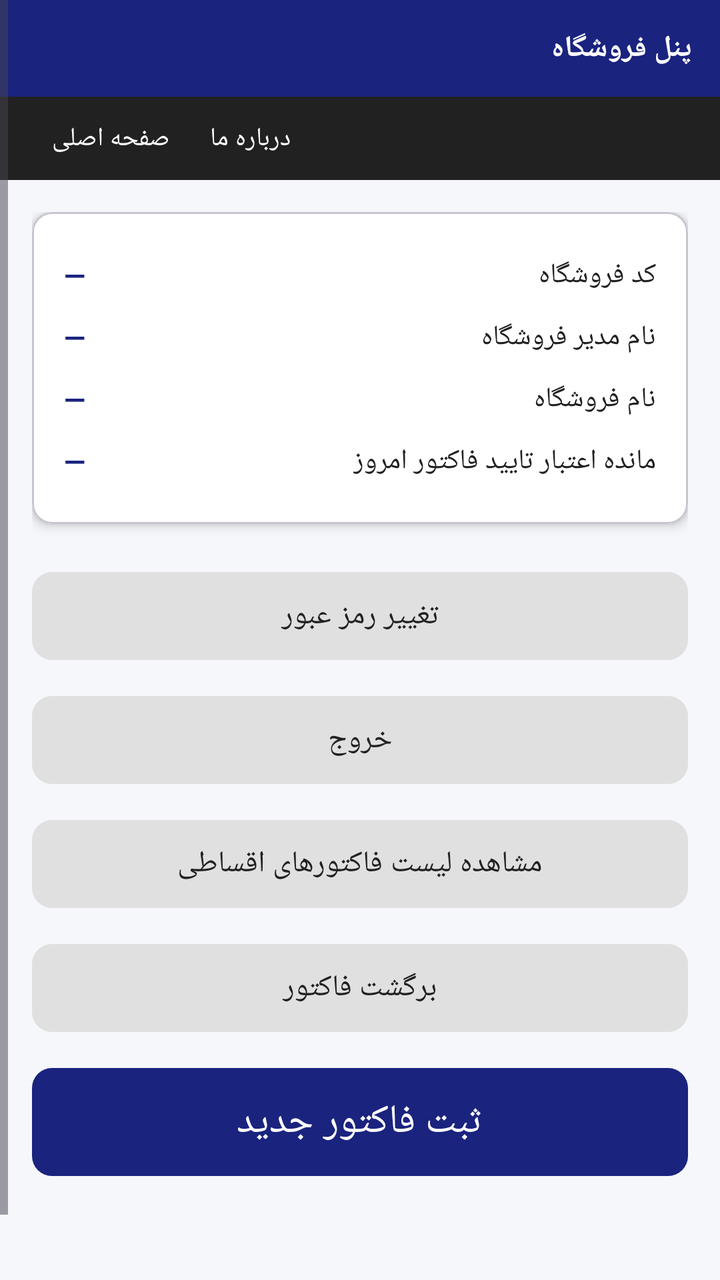
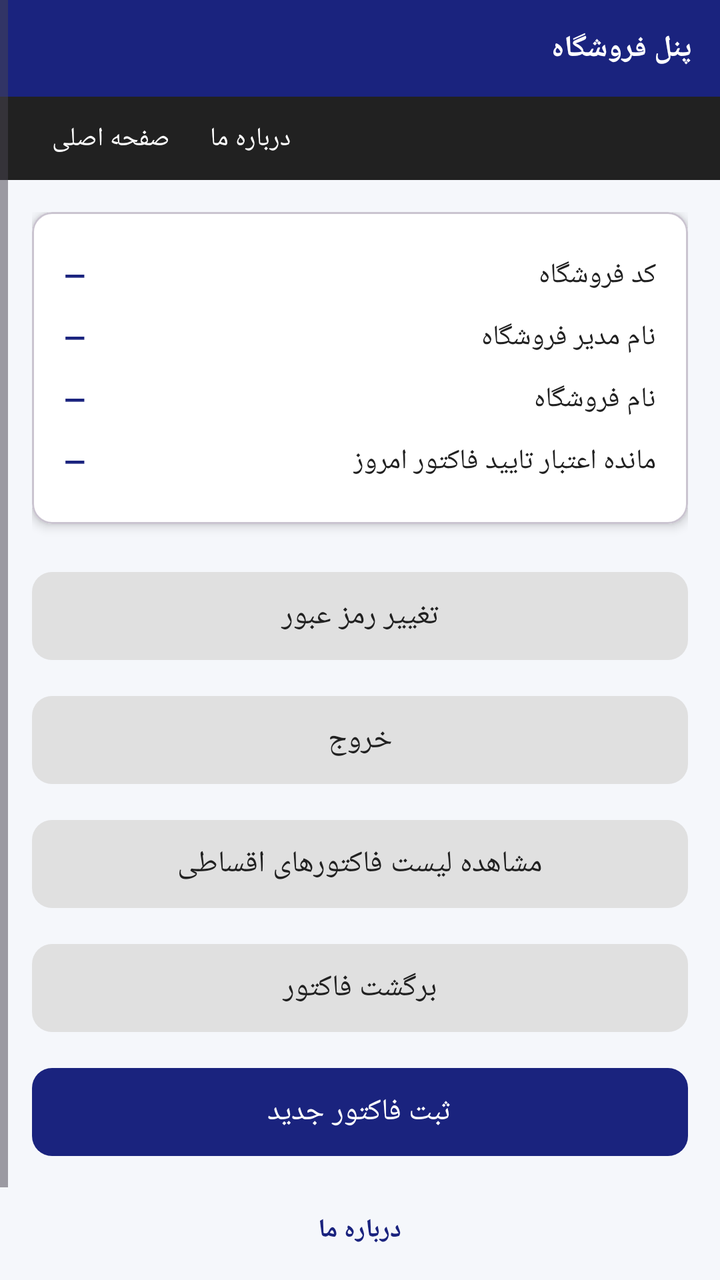

Two renders of the same Android screen: before a commit and after it. Below are the layout's source before the change and the commit's diff.
<!-- AndroidManifest.xml: application theme Theme.Etfk -->
<!-- res/layout/activity_main.xml -->
<?xml version="1.0" encoding="utf-8"?>
<ScrollView xmlns:android="http://schemas.android.com/apk/res/android"
    xmlns:app="http://schemas.android.com/apk/res-auto"
    android:layout_width="match_parent"
    android:layout_height="match_parent"
    android:background="@color/bg"
    android:layoutDirection="rtl"
    android:fillViewport="true">

    <LinearLayout
        android:layout_width="match_parent"
        android:layout_height="wrap_content"
        android:orientation="vertical">

        
        <LinearLayout
            android:layout_width="match_parent"
            android:layout_height="wrap_content"
            android:background="#1A237E"
            android:padding="14dp"
            android:gravity="center_vertical"
            android:orientation="horizontal">

            <TextView
                android:id="@+id/txtHeader"
                android:layout_width="0dp"
                android:layout_height="wrap_content"
                android:layout_weight="1"
                android:text="پنل فروشگاه"
                android:textColor="#FFFFFF"
                android:textSize="15sp"
                android:textStyle="bold"/>
        </LinearLayout>

        
        <LinearLayout
            android:layout_width="match_parent"
            android:layout_height="wrap_content"
            android:background="#212121"
            android:paddingHorizontal="16dp"
            android:paddingVertical="12dp"
            android:gravity="end|center_vertical"
            android:orientation="horizontal">

            <TextView
                android:layout_width="wrap_content"
                android:layout_height="wrap_content"
                android:text="درباره ما"
                android:textColor="#FFFFFF"
                android:textSize="13sp"
                android:paddingHorizontal="10dp"/>

            <TextView
                android:layout_width="wrap_content"
                android:layout_height="wrap_content"
                android:text="صفحه اصلی"
                android:textColor="#FFFFFF"
                android:textSize="13sp"
                android:paddingHorizontal="10dp"/>
        </LinearLayout>

        
        <LinearLayout
            android:layout_width="match_parent"
            android:layout_height="wrap_content"
            android:orientation="vertical"
            android:padding="16dp">

            
            <com.google.android.material.card.MaterialCardView
                android:layout_width="match_parent"
                android:layout_height="wrap_content"
                app:cardCornerRadius="10dp"
                app:cardElevation="3dp"
                app:cardBackgroundColor="#FFFFFF">

                <LinearLayout
                    android:layout_width="match_parent"
                    android:layout_height="wrap_content"
                    android:orientation="vertical"
                    android:padding="16dp">

                    
                    <LinearLayout
                        android:layout_width="match_parent"
                        android:layout_height="wrap_content"
                        android:orientation="horizontal"
                        android:paddingVertical="6dp">

                        <TextView
                            android:layout_width="wrap_content"
                            android:layout_height="wrap_content"
                            android:text="کد فروشگاه"
                            android:textColor="#212121"
                            android:textSize="14sp"/>

                        <View
                            android:layout_width="0dp"
                            android:layout_height="1dp"
                            android:layout_weight="1"/>

                        <TextView
                            android:id="@+id/txtShopCode"
                            android:layout_width="wrap_content"
                            android:layout_height="wrap_content"
                            android:text="—"
                            android:textColor="#1A237E"
                            android:textSize="14sp"
                            android:textStyle="bold"/>
                    </LinearLayout>

                    
                    <LinearLayout
                        android:layout_width="match_parent"
                        android:layout_height="wrap_content"
                        android:orientation="horizontal"
                        android:paddingVertical="6dp">

                        <TextView
                            android:layout_width="wrap_content"
                            android:layout_height="wrap_content"
                            android:text="نام مدیر فروشگاه"
                            android:textColor="#212121"
                            android:textSize="14sp"/>

                        <View
                            android:layout_width="0dp"
                            android:layout_height="1dp"
                            android:layout_weight="1"/>

                        <TextView
                            android:id="@+id/txtManagerName"
                            android:layout_width="wrap_content"
                            android:layout_height="wrap_content"
                            android:text="—"
                            android:textColor="#1A237E"
                            android:textSize="14sp"
                            android:textStyle="bold"/>
                    </LinearLayout>

                    
                    <LinearLayout
                        android:layout_width="match_parent"
                        android:layout_height="wrap_content"
                        android:orientation="horizontal"
                        android:paddingVertical="6dp">

                        <TextView
                            android:layout_width="wrap_content"
                            android:layout_height="wrap_content"
                            android:text="نام فروشگاه"
                            android:textColor="#212121"
                            android:textSize="14sp"/>

                        <View
                            android:layout_width="0dp"
                            android:layout_height="1dp"
                            android:layout_weight="1"/>

                        <TextView
                            android:id="@+id/txtShopName"
                            android:layout_width="wrap_content"
                            android:layout_height="wrap_content"
                            android:text="—"
                            android:textColor="#1A237E"
                            android:textSize="14sp"
                            android:textStyle="bold"/>
                    </LinearLayout>

                    
                    <LinearLayout
                        android:layout_width="match_parent"
                        android:layout_height="wrap_content"
                        android:orientation="horizontal"
                        android:paddingVertical="6dp">

                        <TextView
                            android:layout_width="wrap_content"
                            android:layout_height="wrap_content"
                            android:text="مانده اعتبار تایید فاکتور امروز"
                            android:textColor="#212121"
                            android:textSize="14sp"/>

                        <View
                            android:layout_width="0dp"
                            android:layout_height="1dp"
                            android:layout_weight="1"/>

                        <TextView
                            android:id="@+id/txtCredit"
                            android:layout_width="wrap_content"
                            android:layout_height="wrap_content"
                            android:text="—"
                            android:textColor="#1A237E"
                            android:textSize="14sp"
                            android:textStyle="bold"/>
                    </LinearLayout>
                </LinearLayout>
            </com.google.android.material.card.MaterialCardView>

            <ProgressBar
                android:id="@+id/progress"
                android:layout_width="wrap_content"
                android:layout_height="wrap_content"
                android:layout_gravity="center_horizontal"
                android:layout_marginTop="12dp"
                android:visibility="gone"/>

            
            <com.google.android.material.button.MaterialButton
                android:id="@+id/btnChangePassword"
                android:layout_width="match_parent"
                android:layout_height="52dp"
                android:layout_marginTop="20dp"
                android:text="تغییر رمز عبور"
                android:textSize="15sp"
                app:cornerRadius="10dp"
                app:backgroundTint="#E0E0E0"
                android:textColor="#212121"/>

            <com.google.android.material.button.MaterialButton
                android:id="@+id/btnLogout"
                android:layout_width="match_parent"
                android:layout_height="52dp"
                android:layout_marginTop="10dp"
                android:text="خروج"
                android:textSize="15sp"
                app:cornerRadius="10dp"
                app:backgroundTint="#E0E0E0"
                android:textColor="#212121"/>

            <com.google.android.material.button.MaterialButton
                android:id="@+id/btnInstallmentInvoices"
                android:layout_width="match_parent"
                android:layout_height="52dp"
                android:layout_marginTop="10dp"
                android:text="مشاهده لیست فاکتورهای اقساطی"
                android:textSize="15sp"
                app:cornerRadius="10dp"
                app:backgroundTint="#E0E0E0"
                android:textColor="#212121"/>

            <com.google.android.material.button.MaterialButton
                android:id="@+id/btnReturnInvoice"
                android:layout_width="match_parent"
                android:layout_height="52dp"
                android:layout_marginTop="10dp"
                android:text="برگشت فاکتور"
                android:textSize="15sp"
                app:cornerRadius="10dp"
                app:backgroundTint="#E0E0E0"
                android:textColor="#212121"/>

            <com.google.android.material.button.MaterialButton
                android:id="@+id/btnNewInvoice"
                android:layout_width="match_parent"
                android:layout_height="62dp"
                android:layout_marginTop="10dp"
                android:layout_marginBottom="20dp"
                android:text="ثبت فاکتور جدید"
                android:textColor="#FFFFFF"
                android:textSize="20sp"
                app:backgroundTint="#1A237E"
                app:cornerRadius="10dp" />

            <TextView
                android:id="@+id/txtVersion"
                android:layout_width="match_parent"
                android:layout_height="wrap_content"
                android:layout_marginTop="10dp"
                android:layout_marginBottom="20dp"
                android:text=""
                android:textSize="12sp"
                android:textColor="@color/muted"
                android:gravity="center"/>
        </LinearLayout>
    </LinearLayout>
</ScrollView>
<!-- resources referenced by this layout -->
<resources>
  <color name="bg">#F5F7FB</color>
  <color name="muted">#6B7280</color>
  <style name="Theme.Etfk" parent="Theme.Material3.DayNight.NoActionBar">
          <item name="colorPrimary">@color/brand</item>
          <item name="colorPrimaryDark">@color/brand_dark</item>
          <item name="android:statusBarColor" tools:targetApi="l">@color/bg</item>
          <item name="android:windowLightStatusBar" tools:targetApi="m">true</item>
          <item name="android:windowBackground">@color/bg</item>
      </style>
  <color name="brand">#1F6FEB</color>
  <color name="brand_dark">#0B4FBF</color>
</resources>

<!-- the commit's change to res/layout/activity_main.xml (unified diff, before → after) -->
@@ -12,7 +12,6 @@
         android:layout_height="wrap_content"
         android:orientation="vertical">
 
-        
         <LinearLayout
             android:layout_width="match_parent"
             android:layout_height="wrap_content"
@@ -32,7 +31,6 @@
                 android:textStyle="bold"/>
         </LinearLayout>
 
-        
         <LinearLayout
             android:layout_width="match_parent"
             android:layout_height="wrap_content"
@@ -59,14 +57,12 @@
                 android:paddingHorizontal="10dp"/>
         </LinearLayout>
 
-        
         <LinearLayout
             android:layout_width="match_parent"
             android:layout_height="wrap_content"
             android:orientation="vertical"
             android:padding="16dp">
 
-            
             <com.google.android.material.card.MaterialCardView
                 android:layout_width="match_parent"
                 android:layout_height="wrap_content"
@@ -80,7 +76,6 @@
                     android:orientation="vertical"
                     android:padding="16dp">
 
-                    
                     <LinearLayout
                         android:layout_width="match_parent"
                         android:layout_height="wrap_content"
@@ -109,7 +104,6 @@
                             android:textStyle="bold"/>
                     </LinearLayout>
 
-                    
                     <LinearLayout
                         android:layout_width="match_parent"
                         android:layout_height="wrap_content"
@@ -138,7 +132,6 @@
                             android:textStyle="bold"/>
                     </LinearLayout>
 
-                    
                     <LinearLayout
                         android:layout_width="match_parent"
                         android:layout_height="wrap_content"
@@ -167,7 +160,6 @@
                             android:textStyle="bold"/>
                     </LinearLayout>
 
-                    
                     <LinearLayout
                         android:layout_width="match_parent"
                         android:layout_height="wrap_content"
@@ -206,7 +198,6 @@
                 android:layout_marginTop="12dp"
                 android:visibility="gone"/>
 
-            
             <com.google.android.material.button.MaterialButton
                 android:id="@+id/btnChangePassword"
                 android:layout_width="match_parent"
@@ -254,25 +245,42 @@
             <com.google.android.material.button.MaterialButton
                 android:id="@+id/btnNewInvoice"
                 android:layout_width="match_parent"
-                android:layout_height="62dp"
-                android:layout_marginTop="10dp"
-                android:layout_marginBottom="20dp"
+                android:layout_height="52dp"
+                android:layout_marginTop="10dp"
                 android:text="ثبت فاکتور جدید"
-                android:textColor="#FFFFFF"
-                android:textSize="20sp"
+                android:textSize="15sp"
+                app:cornerRadius="10dp"
                 app:backgroundTint="#1A237E"
-                app:cornerRadius="10dp" />
-
+                android:textColor="#FFFFFF"/>
+
+            
+            <TextView
+                android:id="@+id/txtAbout"
+                android:layout_width="wrap_content"
+                android:layout_height="wrap_content"
+                android:layout_gravity="center_horizontal"
+                android:layout_marginTop="16dp"
+                android:text="درباره ما"
+                android:textColor="#1A237E"
+                android:textSize="13sp"
+                android:textStyle="bold"
+                android:padding="8dp"
+                android:background="?android:attr/selectableItemBackground"
+                android:clickable="true"
+                android:focusable="true"/>
+
+            
             <TextView
                 android:id="@+id/txtVersion"
                 android:layout_width="match_parent"
                 android:layout_height="wrap_content"
-                android:layout_marginTop="10dp"
+                android:layout_marginTop="6dp"
                 android:layout_marginBottom="20dp"
                 android:text=""
                 android:textSize="12sp"
                 android:textColor="@color/muted"
                 android:gravity="center"/>
+
         </LinearLayout>
     </LinearLayout>
 </ScrollView>
